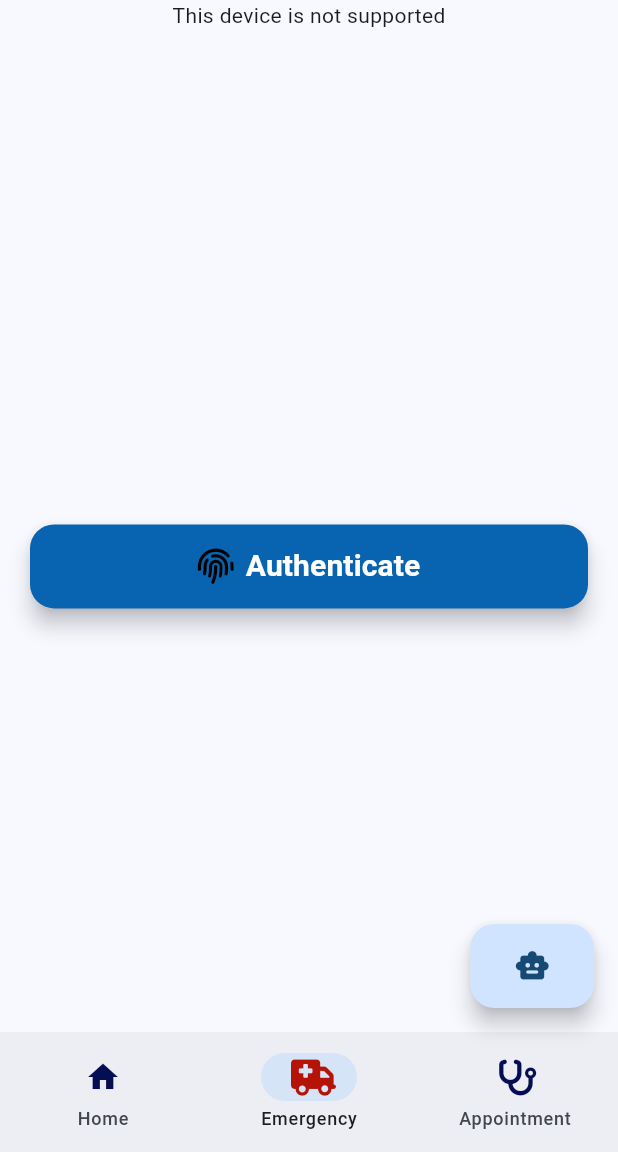
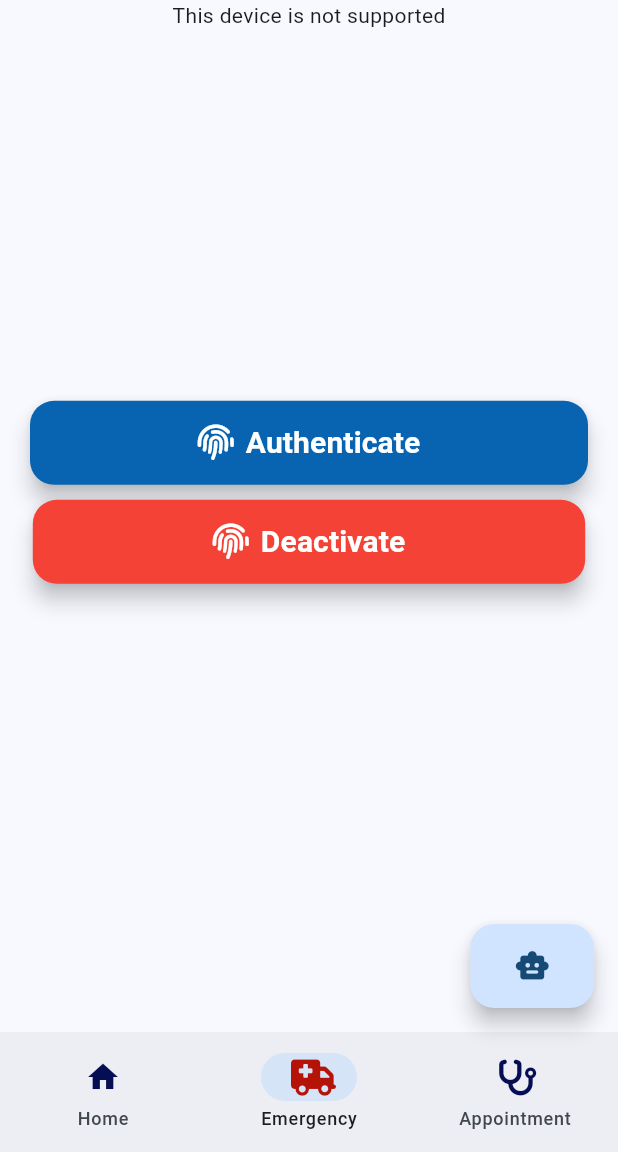
Before and after one commit to Health-Care2023/Arogya, a Flutter app: the NotesView screen opened directly, item 2 of the bottom bar chosen, on a phone screen of 412 x 824 dp, the part 84-1236 px from its top. Run offline on Flutter 3.47's test engine with Material 2 defaults, Android fonts, the phone set to English and light mode, and no system bars; our stand-ins replace animated_text_kit, equatable, firebase_auth, firebase_core, flutter_bloc, flutter_image_slideshow and 11 more; missing offline and left inert: background_sms, dialogflow_flutter, flutter_phone_direct_caller; accounts and stored records are empty; network calls fail; project files that could hold a hidden picture were left out.

Commit message:
Added Emergency Deactivate Button

```diff
--- a/lib/db/database_helper.dart
+++ b/lib/db/database_helper.dart
@@ -222,11 +222,11 @@ class SQLHelper {
     return result;
   }
 
-  Future<int> updateEmergency({required String email}) async {
+  Future<int> updateEmergency({required String email,required int emergency}) async {
     await _ensureDbIsOpen();
     final db = _getDatabaseorThrow();
     final data = {
-      'emergency': 1,
+      'emergency': emergency,
     };
     final result = await db
         .update('complaint', data, where: 'email=?', whereArgs: [email]);
--- a/lib/services/auth/bloc/auth_bloc.dart
+++ b/lib/services/auth/bloc/auth_bloc.dart
@@ -98,6 +98,7 @@ class AuthBloc extends Bloc<AuthEvent, AuthState> {
       emit(const AuthStateUpdateEmergency(isloading: false));
       await sqlhelper.updateEmergency(
         email: event.email,
+        emergency: event.emergency,
       );
     });
     on<AuthEventUpdatedProfile>(
--- a/lib/services/auth/bloc/auth_event.dart
+++ b/lib/services/auth/bloc/auth_event.dart
@@ -91,5 +91,6 @@ class AuthEventUpdatingProfile extends AuthEvent {
 
 class AuthEventUpdateEmergency extends AuthEvent {
   final String email;
-  const AuthEventUpdateEmergency({required this.email});
+  final int emergency;
+  const AuthEventUpdateEmergency({required this.email,required this.emergency});
 }
--- a/lib/views/emergency/emergency_page.dart
+++ b/lib/views/emergency/emergency_page.dart
@@ -111,20 +111,24 @@ class _EmergencyPageState extends State<EmergencyPage> {
           margin: EdgeInsets.only(
             left: 20,
             right: 20,
-              top: (MediaQuery.of(context).size.height) * 0.40),
-          child: FloatingActionButton.extended(
+            top: (MediaQuery.of(context).size.height) * 0.30,
+          ),
+          child: Column(
+            children: [
+              FloatingActionButton.extended(
                 extendedPadding: EdgeInsets.only(left: 120, right: 120),
                 label: const Text(
                   'Authenticate',
                   style: TextStyle(
                     color: Colors.white,
                     fontSize: 20,
-                  fontWeight: FontWeight.bold),
+                    fontWeight: FontWeight.bold,
+                  ),
                 ),
                 icon: const Icon(
                   FontAwesomeIcons.fingerprint,
-              color: Colors.black,
-            ), // <-- Text
+                  color: Colors.white,
+                ),
                 backgroundColor: const Color.fromARGB(255, 8, 100, 176),
                 onPressed: () async {
                   _authin(userEmail);
@@ -132,7 +136,35 @@ class _EmergencyPageState extends State<EmergencyPage> {
                   widget.onDataUpdated();
                 },
               ),
-        )
+              const SizedBox(height: 10), // Add spacing between buttons
+              FloatingActionButton.extended(
+                extendedPadding: EdgeInsets.only(left: 120, right: 120),
+                label: const Text(
+                  'Deactivate',
+                  style: TextStyle(
+                    color: Colors.white,
+                    fontSize: 20,
+                    fontWeight: FontWeight.bold,
+                  ),
+                ),
+                icon: const Icon(
+                  FontAwesomeIcons.fingerprint,
+                  color: Colors.white,
+                ),
+                backgroundColor: Colors.red,
+                onPressed: () {
+                  _authin(userEmail);
+                  _sqlhelper.updateEmergency(
+                    email: userEmail,
+                    emergency: 0,
+                  );
+                  widget.onDataUpdated();
+                },
+              ),
+            ],
+          ),
+        ),
+
       ],
     );
   }
@@ -232,6 +264,7 @@ Future<ConfirmAction?> _asyncConfirmDialog(
             onPressed: () async {
               await sqlhelper.updateEmergency(
                 email: userEmail,
+                emergency: 1,
               );
               String message =
                   "https://www.google.com/maps/search/?api=1&query=${_currentPosition!.latitude}%2C${_currentPosition!.longitude}";
```
Lines whose indentation alone changed are shown as unchanged.
